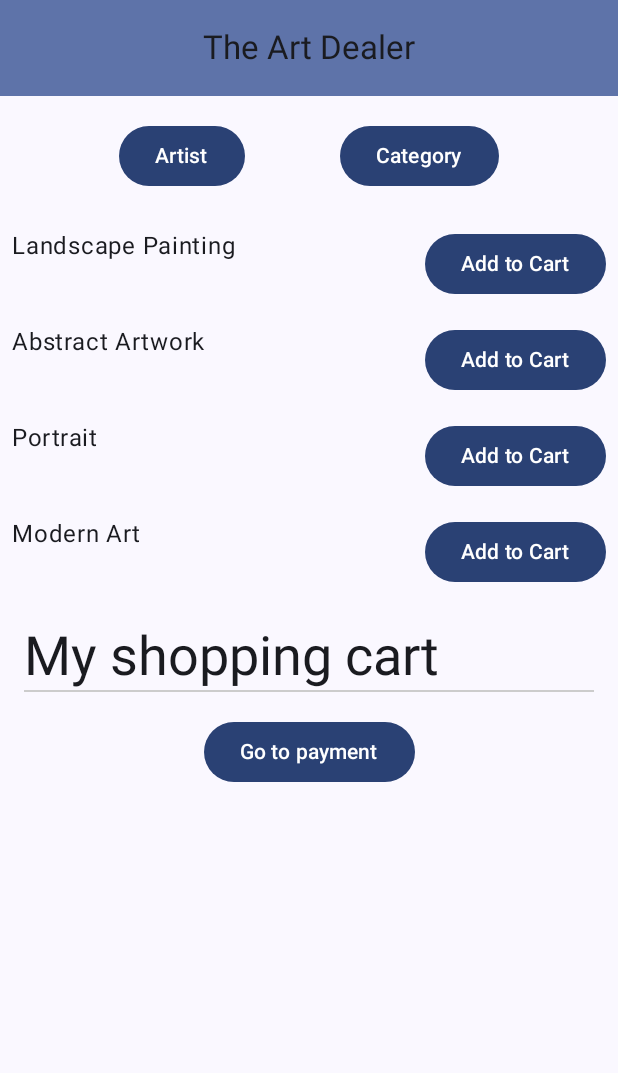
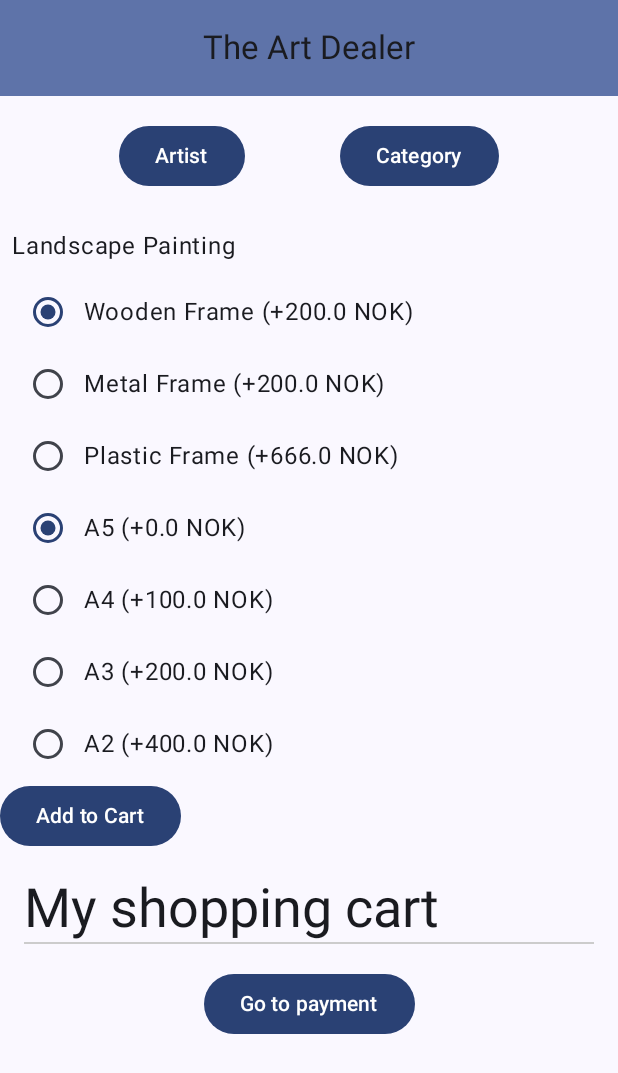
Before and after one commit to AlmazErmilov/Buy-My-Contemporary-Art-App, an Android app built with Jetpack Compose: the screen it shows after launch (MainActivity), after a tap on "Add to Cart", on a phone screen of 412 x 824 dp. Shown: the top 1073 px of the screen. Run offline under Robolectric (Android 15) with nearby library versions, the phone set to English and light mode, and no system bars.

Commit message:
upd adding to shopping cart

```diff
--- a/app/src/main/java/com/example/buy_my_contemporary_art_app/data/DataSource.kt
+++ b/app/src/main/java/com/example/buy_my_contemporary_art_app/data/DataSource.kt
@@ -3,8 +3,8 @@ package com.example.buy_my_contemporary_art_app.data
 object ShoppingCartDataSource {
     val dummyItems = listOf(
         ShoppingCartItem(1, "Landscape Painting", "Wooden Frame", 150f),
-        ShoppingCartItem(2, "Abstract Artwork", "Metal Frame", 200f),
-        ShoppingCartItem(3, "Portrait", "Plastic Frame", 100f),
-        ShoppingCartItem(4, "Modern Art", "Metal Frame", 300f)
+        //ShoppingCartItem(2, "Abstract Artwork", "Metal Frame", 200f),
+        //ShoppingCartItem(3, "Portrait", "Plastic Frame", 100f),
+        //ShoppingCartItem(4, "Modern Art", "Metal Frame", 300f)
     )
 }
--- a/app/src/main/java/com/example/buy_my_contemporary_art_app/ui/HomeScreen.kt
+++ b/app/src/main/java/com/example/buy_my_contemporary_art_app/ui/HomeScreen.kt
@@ -15,15 +15,30 @@ import androidx.compose.ui.tooling.preview.Preview
 import androidx.compose.ui.unit.dp
 import androidx.lifecycle.viewmodel.compose.viewModel
 import com.example.buy_my_contemporary_art_app.data.*
+import androidx.compose.foundation.clickable
+import androidx.compose.material3.RadioButton
+import androidx.compose.material3.RadioButtonDefaults
+import androidx.compose.runtime.*
+import com.example.buy_my_contemporary_art_app.data.ShoppingCartDataSource
+import androidx.compose.foundation.verticalScroll
+import androidx.compose.runtime.rememberCoroutineScope
+import androidx.compose.ui.unit.dp
+import kotlinx.coroutines.launch
+import androidx.compose.foundation.rememberScrollState
 
 @SuppressLint("UnusedMaterial3ScaffoldPaddingParameter")
 @OptIn(ExperimentalMaterial3Api::class)
 @Composable
 fun HomeScreen(viewModel: ShoppingCartViewModel = viewModel()) {
     val cartItems = viewModel.cartItems.collectAsState().value
+    val scrollState = rememberScrollState()
 
     Scaffold() {
-        Column(modifier = Modifier.fillMaxSize()) {
+        Column(
+            modifier = Modifier
+                .fillMaxSize()
+                //.verticalScroll(scrollState)
+        ) {
             CenterAlignedTopAppBar(
                 title = { Text("The Art Dealer") },
                 colors = TopAppBarDefaults.centerAlignedTopAppBarColors(
@@ -43,30 +58,67 @@ fun HomeScreen(viewModel: ShoppingCartViewModel = viewModel()) {
                     Text("Category")
                 }
             }
-            DummyItemButtons { item ->
-                viewModel.addItemToCart(item)
-            }
+            DummyItemButtons(viewModel)
             ShoppingCart(cartItems, viewModel::removeItemFromCart)
         }
     }
 }
 
 @Composable
-fun DummyItemButtons(onAddClick: (ShoppingCartItem) -> Unit) {
-    // Assuming your dummy items are in ShoppingCartDataSource.dummyItems
+fun DummyItemButtons(viewModel: ShoppingCartViewModel) {
+    // Dummy items can be fetched from the ViewModel or a static data source
     val dummyItems = ShoppingCartDataSource.dummyItems
+    val frameTypes = listOf("Wooden Frame", "Metal Frame", "Plastic Frame")
+    val photoSizes = listOf("A5", "A4", "A3", "A2")
+    val framePrices = mapOf("Wooden Frame" to 200f, "Metal Frame" to 200f, "Plastic Frame" to 666f)
+    val sizePrices = mapOf("A5" to 0f, "A4" to 100f, "A3" to 200f, "A2" to 400f)
+
     Column {
         dummyItems.forEach { item ->
-            Row(
-                modifier = Modifier
+            var selectedFrame by remember { mutableStateOf(frameTypes.first()) }
+            var selectedSize by remember { mutableStateOf(photoSizes.first()) }
+
+            Text(text = item.name, modifier = Modifier.padding(8.dp))
+            frameTypes.forEach { frame ->
+                Row(modifier = Modifier
                     .fillMaxWidth()
-                    .padding(8.dp),
-                horizontalArrangement = Arrangement.SpaceBetween
-            ) {
-                Text(text = item.name, modifier = Modifier.weight(1f))
-                Button(onClick = { onAddClick(item) }) {
-                    Text("Add to Cart")
+                    .padding(horizontal = 8.dp),
+                    verticalAlignment = Alignment.CenterVertically
+                ) {
+                    RadioButton(
+                        selected = selectedFrame == frame,
+                        onClick = { selectedFrame = frame },
+                        colors = RadioButtonDefaults.colors(selectedColor = MaterialTheme.colorScheme.primary)
+                    )
+                    Text(text = "$frame (+${framePrices[frame]} NOK)")
                 }
+            }
+            photoSizes.forEach { size ->
+                Row(modifier = Modifier
+                    .fillMaxWidth()
+                    .padding(horizontal = 8.dp),
+                    verticalAlignment = Alignment.CenterVertically
+                ) {
+                    RadioButton(
+                        selected = selectedSize == size,
+                        onClick = { selectedSize = size },
+                        colors = RadioButtonDefaults.colors(selectedColor = MaterialTheme.colorScheme.primary)
+                    )
+                    Text(text = "$size (+${sizePrices[size]} NOK)")
+                }
+            }
+            Button(onClick = {
+                val basePrice = item.price // Base price for the photo
+                val finalPrice = basePrice + (framePrices[selectedFrame] ?: 0f) + (sizePrices[selectedSize] ?: 0f)
+                val newItem = ShoppingCartItem(
+                    id = ShoppingCartDataSource.dummyItems.size + 1,
+                    name = item.name,
+                    frameInfo = "$selectedFrame, $selectedSize",
+                    price = finalPrice
+                )
+                viewModel.addItemToCart(newItem)
+            }) {
+                Text("Add to Cart")
             }
         }
     }
```
